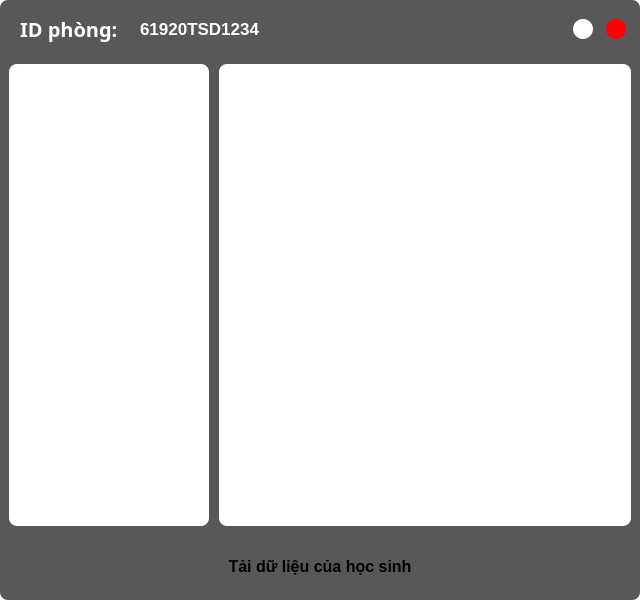
First picture: the form in UI_Files/Room.ui, repository hoangm960/Astraea, before the edit.
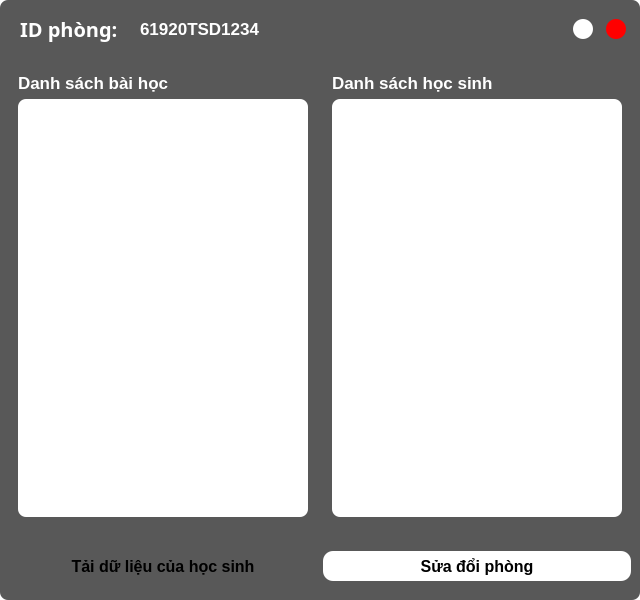
Second picture: the form after the edit.

Commit message: connect room with lesson in db

Diff of the .ui file:
```diff
--- a/UI_Files/Room.ui
+++ b/UI_Files/Room.ui
@@ -248,25 +248,48 @@
        <enum>QFrame::Raised</enum>
       </property>
       <layout class="QHBoxLayout" name="horizontalLayout_3">
-       <property name="spacing">
-        <number>10</number>
-       </property>
        <item>
-        <widget class="QListWidget" name="listWidget">
-         <property name="minimumSize">
-          <size>
-           <width>200</width>
-           <height>0</height>
-          </size>
+        <widget class="QFrame" name="lesson_list_frame">
+         <property name="frameShape">
+          <enum>QFrame::StyledPanel</enum>
          </property>
-         <property name="maximumSize">
-          <size>
-           <width>200</width>
-           <height>16777215</height>
-          </size>
+         <property name="frameShadow">
+          <enum>QFrame::Raised</enum>
          </property>
-         <property name="styleSheet">
-          <string notr="true">QListWidget {
+         <layout class="QVBoxLayout" name="verticalLayout_2">
+          <item>
+           <widget class="QLabel" name="lessong_label">
+            <property name="font">
+             <font>
+              <pointsize>13</pointsize>
+              <weight>75</weight>
+              <bold>true</bold>
+             </font>
+            </property>
+            <property name="styleSheet">
+             <string notr="true">color: rgb(255,255,255);</string>
+            </property>
+            <property name="text">
+             <string>Danh sách bài học</string>
+            </property>
+           </widget>
+          </item>
+          <item>
+           <widget class="QListWidget" name="lesson_list">
+            <property name="minimumSize">
+             <size>
+              <width>0</width>
+              <height>0</height>
+             </size>
+            </property>
+            <property name="maximumSize">
+             <size>
+              <width>16777215</width>
+              <height>16777215</height>
+             </size>
+            </property>
+            <property name="styleSheet">
+             <string notr="true">QListWidget {
 	padding: 10px;
 	background-color: rgb(255, 255, 255);
 }
@@ -312,27 +335,72 @@
 QScrollBar::add-page, QScrollBar::sub-page {
 	height: 0px;
 }</string>
-         </property>
+            </property>
+           </widget>
+          </item>
+         </layout>
         </widget>
        </item>
        <item>
-        <widget class="QTextBrowser" name="textBrowser">
-         <property name="styleSheet">
-          <string notr="true">QTextBrowser {
-background-color: rgb(255,255,255);
-color: rgb(0, 0, 0);
-outline: 0;
+        <widget class="QFrame" name="student_list_frame">
+         <property name="frameShape">
+          <enum>QFrame::StyledPanel</enum>
+         </property>
+         <property name="frameShadow">
+          <enum>QFrame::Raised</enum>
+         </property>
+         <layout class="QVBoxLayout" name="verticalLayout_3">
+          <item>
+           <widget class="QLabel" name="student_label">
+            <property name="font">
+             <font>
+              <pointsize>13</pointsize>
+              <weight>75</weight>
+              <bold>true</bold>
+             </font>
+            </property>
+            <property name="styleSheet">
+             <string notr="true">color: rgb(255,255,255);</string>
+            </property>
+            <property name="text">
+             <string>Danh sách học sinh</string>
+            </property>
+           </widget>
+          </item>
+          <item>
+           <widget class="QListWidget" name="student_list">
+            <property name="minimumSize">
+             <size>
+              <width>0</width>
+              <height>0</height>
+             </size>
+            </property>
+            <property name="maximumSize">
+             <size>
+              <width>16777215</width>
+              <height>16777215</height>
+             </size>
+            </property>
+            <property name="styleSheet">
+             <string notr="true">QListWidget {
+	padding: 10px;
+	background-color: rgb(255, 255, 255);
 }
-QScrollArea {
-	border-radius: 10px;
-	background-color: rgb(255,255,255);
-	outline: 0;
-	padding: 20px;
-} 
-QScrollArea::item { 
-	margin: 20px;
+
+QListWidget::item {
+	border-radius: 5px;
+	margin: 0px 0px 10px 0px;	
+	background-color: rgb(193, 193, 193);
+}
+
+QLineEdit {
+	color: rgb(0,0,0);
 	background-color: transparent;
-	border: 0px solid black;
+}
+
+QLabel {
+	color: rgb(0,0,0);
+	background-color: transparent;
 }
 
 QScrollBar{
@@ -360,7 +428,10 @@
 QScrollBar::add-page, QScrollBar::sub-page {
 	height: 0px;
 }</string>
-         </property>
+            </property>
+           </widget>
+          </item>
+         </layout>
         </widget>
        </item>
       </layout>
@@ -387,8 +458,8 @@
        <enum>QFrame::Raised</enum>
       </property>
       <layout class="QGridLayout" name="gridLayout">
-       <item row="0" column="0">
-        <widget class="QPushButton" name="room_btn_2">
+       <item row="0" column="2">
+        <widget class="QPushButton" name="download_btn">
          <property name="minimumSize">
           <size>
            <width>130</width>
@@ -433,6 +504,43 @@
          </property>
         </widget>
        </item>
+       <item row="0" column="3">
+        <widget class="QPushButton" name="config_btn">
+         <property name="minimumSize">
+          <size>
+           <width>30</width>
+           <height>30</height>
+          </size>
+         </property>
+         <property name="font">
+          <font>
+           <pointsize>12</pointsize>
+           <weight>75</weight>
+           <bold>true</bold>
+          </font>
+         </property>
+         <property name="styleSheet">
+          <string notr="true">QPushButton {
+	background-color: rgb(255, 255, 255);
+	border-radius: 10px;
+	color: rgb(0,0,0);
+}
+
+QPushButton:hover {
+	color: rgb(255, 255, 255);
+	background-color: rgba(0, 0, 0, 150);
+}
+
+QPushButton:pressed {
+	color: rgb(255, 255, 255);
+	background-color: rgb(0, 0, 0);
+}</string>
+         </property>
+         <property name="text">
+          <string>Sửa đổi phòng</string>
+         </property>
+        </widget>
+       </item>
       </layout>
      </widget>
     </item>
```
The commit also changes 3 other files.
